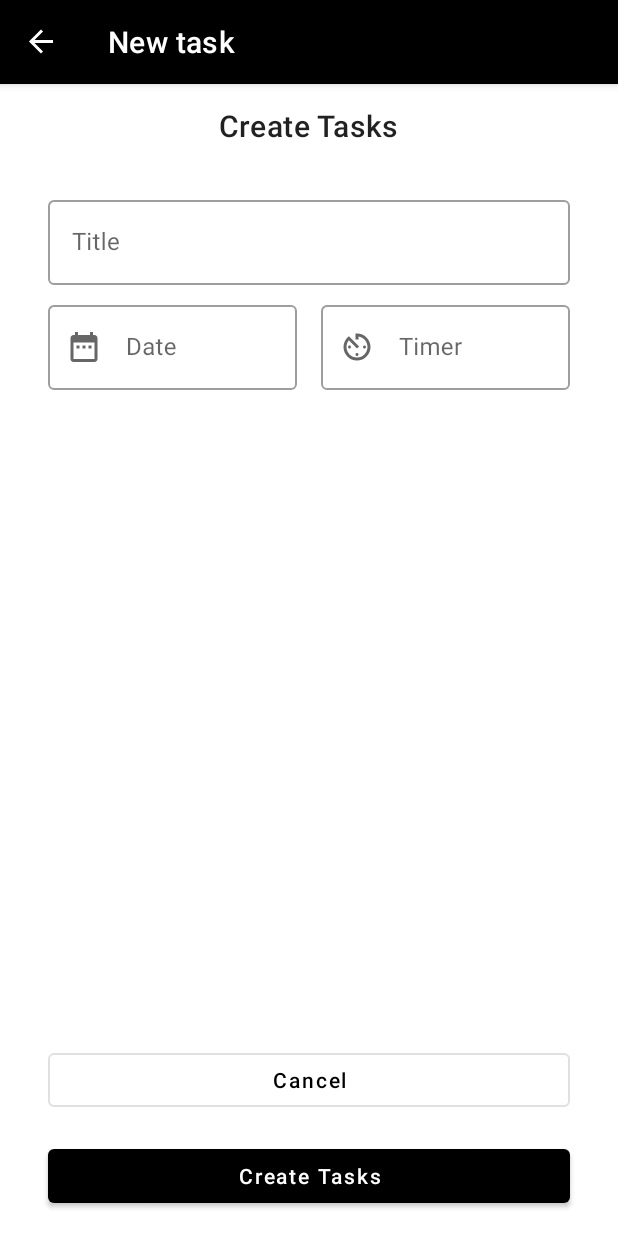
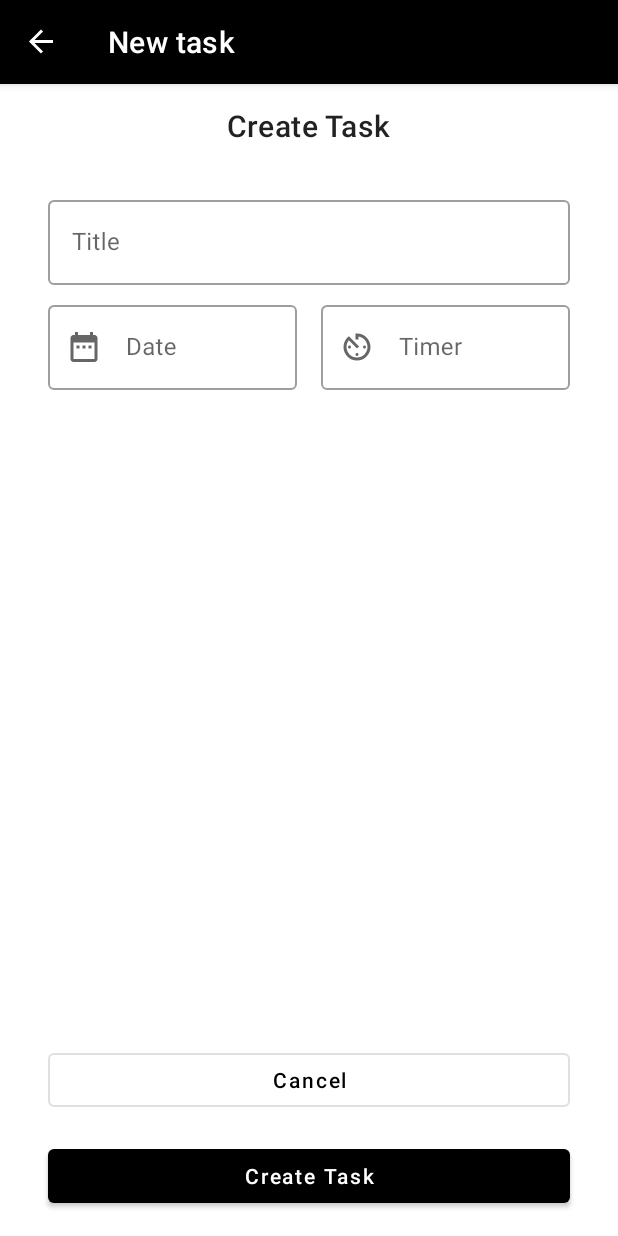
Before and after one commit to DucTato/Remindful, an Android app: the AddTaskFragment screen opened through its navigation route, on a phone screen of 412 x 824 dp. Run offline under Robolectric (Android 15) with nearby library versions, the phone set to English and light mode, and no system bars; our stand-ins replace navigation-ui.

Commit message:
Task Fragment hotfix 3

```diff
--- a/app/src/main/java/com/example/remindful/view/AddTaskFragment.kt
+++ b/app/src/main/java/com/example/remindful/view/AddTaskFragment.kt
@@ -26,20 +26,11 @@ class AddTaskFragment : Fragment() {
 
     override fun onCreate(savedInstanceState: Bundle?) {
         super.onCreate(savedInstanceState)
+        // check if this action comes with an argument or not
         arguments?.let {
             taskId = it.getString("taskId")!!.toInt()
         }
         setHasOptionsMenu(true)
-        // set default values in case the user is editing
-        // an existing record
-        if (taskId != 0)
-        {
-            DataSource.findById(taskId)?.let {
-                binding.tilTitle.text = it.title
-                binding.tilDate.text = it.date
-                binding.tilTimer.text = it.hour
-            }
-        }
     }
     override fun onCreateView(
         inflater: LayoutInflater, container: ViewGroup?,
@@ -81,7 +72,6 @@ class AddTaskFragment : Fragment() {
                     if (resultKey == "REQUEST_KEY") {
                         val time = bundle.getString("SELECTED_TIME")
                         tilTimer.editText?.setText(time)
-
                     }
                 }
                 // show
@@ -105,6 +95,18 @@ class AddTaskFragment : Fragment() {
             // return to previous screen (fragment)
             findNavController().navigateUp()
         }
+        // set default values in case the user is editing
+        // an existing record
+        if (taskId != 0) {
+            // Set up text from the previously selected task
+            DataSource.findById(taskId)?.let {
+                binding.tilTitle.text = it.title
+                binding.tilDate.text = it.date
+                binding.tilTimer.text = it.hour
+            }
+            // set up new prompt for the button
+            binding.buttonNewTask.setText(R.string.update_tasks)
+        }
     }
     override fun onDestroyView() {
         super.onDestroyView()
--- a/app/src/main/java/com/example/remindful/view/TaskFragment.kt
+++ b/app/src/main/java/com/example/remindful/view/TaskFragment.kt
@@ -58,9 +58,9 @@ class TaskFragment : Fragment() {
             val action = TaskFragmentDirections.actionTaskFragmentToAddTaskFragment()
             findNavController().navigate(action)
         }
-        recyclerView.adapter = adapter
         chooseLayout()
         drawList()
+        updateListeners()
     }
     override fun onCreateOptionsMenu(menu: Menu, inflater: MenuInflater) {
         inflater.inflate(R.menu.top_menu, menu)
@@ -73,19 +73,17 @@ class TaskFragment : Fragment() {
             return
         }
         menuItem.icon =
-            if (isLinearLayoutManager) ContextCompat.getDrawable(this.requireContext(), R.drawable.ic_grid_layout)
+            if (isLinearLayoutManager) ContextCompat.getDrawable(this.requireContext(), R.drawable.ic_linear_layout)
             else
-                ContextCompat.getDrawable(this.requireContext(), R.drawable.ic_linear_layout)
+                ContextCompat.getDrawable(this.requireContext(), R.drawable.ic_grid_layout)
     }
     private fun chooseLayout(){
         when (isLinearLayoutManager){
             true -> {
                 recyclerView.layoutManager = LinearLayoutManager(context)
-                recyclerView.adapter = TaskListAdapter()
             }
             false ->{
                 recyclerView.layoutManager = GridLayoutManager(context,2)
-                recyclerView.adapter = TaskListAdapter()
             }
         }
         recyclerView.adapter = adapter
@@ -99,6 +97,16 @@ class TaskFragment : Fragment() {
             binding.emptyInclude.emptyLayoutScreen.visibility = View.GONE
         }
         adapter.submitList(list)
+    }
+    private fun updateListeners(){
+        adapter.listenerDelete = {
+            DataSource.deleteTask(it)
+            drawList()
+        }
+        adapter.listenerEdit ={
+            val action = TaskFragmentDirections.actionTaskFragmentToAddTaskFragment(it.id.toString())
+            findNavController().navigate(action)
+        }
     }
 //    override fun onActivityCreated(savedInstanceState: Bundle?) {
 //        super.onActivityCreated(savedInstanceState)
@@ -118,7 +126,6 @@ class TaskFragment : Fragment() {
                 // Sets layout and icon
                 chooseLayout()
                 setIcon(item)
-
                 return true
             }
             // Otherwise, do nothing and use the core event handling
--- a/app/src/main/res/values/strings.xml
+++ b/app/src/main/res/values/strings.xml
@@ -7,8 +7,9 @@
     <string name="add_task_lable">New task</string>
     <string name="empty_task_message">No task for today :></string>
     <string name="cancel">Cancel</string>
-    <string name="create_tasks">Create Tasks</string>
+    <string name="create_tasks">Create Task</string>
     <string name="timer">Timer</string>
     <string name="title">Title</string>
     <string name="data">Date</string>
+    <string name="update_tasks">Update Task</string>
 </resources>
```
